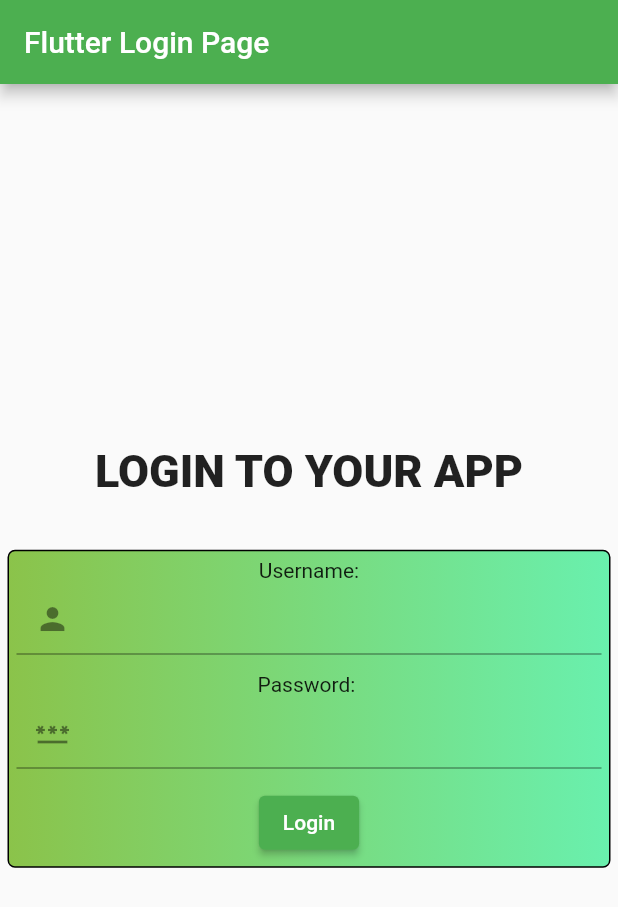
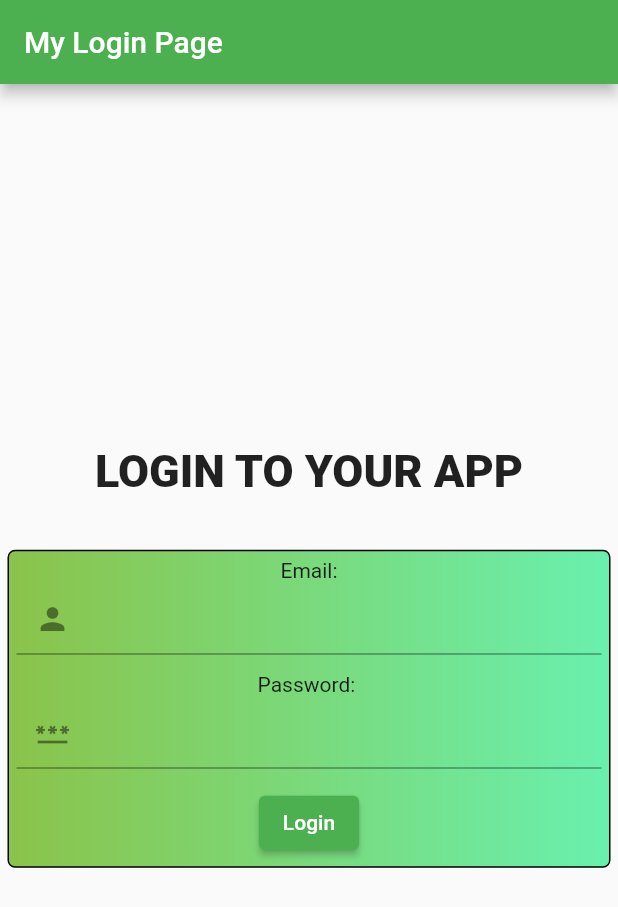
Before and after one commit to seechee6/loginpage, a Flutter app: the screen it shows after launch, on a phone screen of 412 x 824 dp. Shown: the top 907 px of the screen. Run offline on Flutter 3.47's test engine with Material 2 defaults, Android fonts, the phone set to English and light mode, and no system bars; our stand-ins replace firebase_auth, firebase_core; accounts and stored records are empty.

Commit message:
new changes

```diff
--- /dev/null
+++ b/lib/auth.dart
@@ -0,0 +1,30 @@
+import 'package:firebase_auth/firebase_auth.dart';
+import 'package:flutter/material.dart';
+import 'package:flutter_application_1/home.dart';
+
+import 'login.dart';
+
+class Authentication extends StatefulWidget {
+  const Authentication({super.key});
+
+  @override
+  State<Authentication> createState() => _AuthenticationState();
+}
+
+class _AuthenticationState extends State<Authentication> {
+  @override
+  Widget build(BuildContext context) {
+    return Scaffold(
+      body: StreamBuilder<User?>(stream:FirebaseAuth.instance.authStateChanges(),
+      builder: ((context,snapshot){
+        if(snapshot.hasData){
+          return const MyWidget();
+        } else{
+          return const MyHomePage(
+          title:'My Login Page'
+        );
+
+      }
+  })));
+  }
+}
--- /dev/null
+++ b/lib/login.dart
@@ -0,0 +1,106 @@
+
+import 'package:firebase_auth/firebase_auth.dart';
+import 'package:flutter/material.dart';
+
+class MyHomePage extends StatefulWidget {
+  const MyHomePage({Key? key, required this.title}) : super(key: key);
+
+  // This widget is the home page of your application. It is stateful, meaning
+  // that it has a State object (defined below) that contains fields that affect
+  // how it looks.
+
+  // This class is the configuration for the state. It holds the values (in this
+  // case the title) provided by the parent (in this case the App widget) and
+  // used by the build method of the State. Fields in a Widget subclass are
+  // always marked "final".
+
+  final String title;
+
+  @override
+  State<MyHomePage> createState() => _MyHomePageState();
+}
+
+class _MyHomePageState extends State<MyHomePage> {
+  final _emailcontroller = TextEditingController();
+  final _passwordcontroller = TextEditingController();
+  Future login() async {
+    try {
+      await FirebaseAuth.instance.signInWithEmailAndPassword(
+          email: _emailcontroller.text.trim(),
+          password: _passwordcontroller.text.trim());
+    } on FirebaseAuthException catch (e) {
+      print(e.toString());
+      const alert = AlertDialog(
+        title: Text("Error sign in"),
+        content: Text("Wrong username or password"),
+      );
+      return showDialog(context: context, builder: (context) => alert);
+    }
+  }
+
+  @override
+  Widget build(BuildContext context) {
+    // This method is rerun every time setState is called, for instance as done
+    // by the _incrementCounter method above.
+    //
+    // The Flutter framework has been optimized to make rerunning build methods
+    // fast, so that you can just rebuild anything that needs updating rather
+    // than having to individually change instances of widgets.
+    return Scaffold(
+      appBar: AppBar(
+        // Here we take the value from the MyHomePage object that was created by
+        // the App.build method, and use it to set our appbar title.
+        title: Text(widget.title),
+      ),
+      body: Column(mainAxisAlignment: MainAxisAlignment.center, children: [
+        const Text('LOGIN TO YOUR APP',
+            style: TextStyle(fontWeight: FontWeight.w900, fontSize: 30)),
+        const SizedBox(height: 30),
+        // Center is a layout widget. It takes a single child and positions it
+        // in the middle of the parent.
+
+        Container(
+          margin: const EdgeInsets.all(5.0),
+          padding: const EdgeInsets.all(5.0),
+          decoration: BoxDecoration(
+              gradient: const LinearGradient(
+                  colors: [Colors.lightGreen, Colors.greenAccent]),
+              border: Border.all(color: Colors.black),
+              borderRadius: BorderRadius.circular(5.0)),
+          child: Column(mainAxisAlignment: MainAxisAlignment.center, children: [
+            const Text('Email:'),
+            TextField(
+              decoration: const InputDecoration(prefixIcon: Icon(Icons.person)),
+              controller: _emailcontroller,
+            ),
+            const SizedBox(height: 12),
+            const Text('Password: '),
+            TextField(
+                obscureText: true,
+                controller: _passwordcontroller,
+                decoration:
+                    const InputDecoration(prefixIcon: Icon(Icons.password))),
+            const SizedBox(height: 12),
+            ElevatedButton(onPressed: login, child: const Text('Login')),
+          ]),
+        ),
+      ]),
+    );
+  }
+}
+
+
+          // Column is also a layout widget. It takes a list of children and
+          // arranges them vertically. By default, it sizes itself to fit its
+          // children horizontally, and tries to be as tall as its parent.
+          //
+          // Invoke "debug painting" (press "p" in the console, choose the
+          // "Toggle Debug Paint" action from the Flutter Inspector in Android
+          // Studio, or the "Toggle Debug Paint" command in Visual Studio Code)
+          // to see the wireframe for each widget.
+          //
+          // Column has various properties to control how it sizes itself and
+          // how it positions its children. Here we use mainAxisAlignment to
+          // center the children vertically; the main axis here is the vertical
+          // axis because Columns are vertical (the cross axis would be
+          // horizontal).
--- a/lib/main.dart
+++ b/lib/main.dart
@@ -1,6 +1,7 @@
 import 'package:flutter/material.dart';
 import 'package:firebase_core/firebase_core.dart';
-import 'package:flutter_application_1/home.dart';
+import 'package:flutter_application_1/auth.dart';
+
 
 Future<void> main() async {
   WidgetsFlutterBinding.ensureInitialized();
@@ -29,97 +30,7 @@ class MyApp extends StatelessWidget {
         // is not restarted.
         primarySwatch: Colors.green,
       ),
-      home: const MyHomePage(title: 'Flutter Login Page'),
+      home: const Authentication()
     );
   }
 }
-
-class MyHomePage extends StatefulWidget {
-  const MyHomePage({Key? key, required this.title}) : super(key: key);
-
-  // This widget is the home page of your application. It is stateful, meaning
-  // that it has a State object (defined below) that contains fields that affect
-  // how it looks.
-
-  // This class is the configuration for the state. It holds the values (in this
-  // case the title) provided by the parent (in this case the App widget) and
-  // used by the build method of the State. Fields in a Widget subclass are
-  // always marked "final".
-
-  final String title;
-
-  @override
-  State<MyHomePage> createState() => _MyHomePageState();
-}
-
-class _MyHomePageState extends State<MyHomePage> {
-  @override
-  Widget build(BuildContext context) {
-     // This method is rerun every time setState is called, for instance as done
-    // by the _incrementCounter method above.
-    //
-    // The Flutter framework has been optimized to make rerunning build methods
-    // fast, so that you can just rebuild anything that needs updating rather
-    // than having to individually change instances of widgets.
-    return Scaffold(
-      appBar: AppBar(
-        // Here we take the value from the MyHomePage object that was created by
-        // the App.build method, and use it to set our appbar title.
-        title: Text(widget.title),
-      ),
-      body: Column(mainAxisAlignment: MainAxisAlignment.center, children: [
-        const Text('LOGIN TO YOUR APP',
-            style: TextStyle(fontWeight: FontWeight.w900, fontSize: 30)),
-        const SizedBox(height: 30),
-        // Center is a layout widget. It takes a single child and positions it
-        // in the middle of the parent.
-
-        Container(
-          margin: const EdgeInsets.all(5.0),
-          padding: const EdgeInsets.all(5.0),
-          decoration: BoxDecoration(
-              gradient: LinearGradient(
-                  colors: [Colors.lightGreen, Colors.greenAccent]),
-              border: Border.all(color: Colors.black),
-              borderRadius: BorderRadius.circular(5.0)),
-          child: Column(mainAxisAlignment: MainAxisAlignment.center, children: [
-            const Text('Username:'),
-            const TextField(
-                decoration: InputDecoration(prefixIcon: Icon(Icons.person))),
-            const SizedBox(height: 12),
-            const Text('Password: '),
-            const TextField(
-                obscureText: true,
-                decoration: InputDecoration(prefixIcon: Icon(Icons.password))),
-            const SizedBox(height: 12),
-            ElevatedButton(
-                onPressed: () {
-                  Navigator.push(
-                      context,
-                      MaterialPageRoute(
-                        builder: (context) => const MyWidget(),
-                      ));
-                },
-                child: const Text('Login')),
-          ]),
-        ),
-      ]),
-    );
-  }
-}
-
-
-          // Column is also a layout widget. It takes a list of children and
-          // arranges them vertically. By default, it sizes itself to fit its
-          // children horizontally, and tries to be as tall as its parent.
-          //
-          // Invoke "debug painting" (press "p" in the console, choose the
-          // "Toggle Debug Paint" action from the Flutter Inspector in Android
-          // Studio, or the "Toggle Debug Paint" command in Visual Studio Code)
-          // to see the wireframe for each widget.
-          //
-          // Column has various properties to control how it sizes itself and
-          // how it positions its children. Here we use mainAxisAlignment to
-          // center the children vertically; the main axis here is the vertical
-          // axis because Columns are vertical (the cross axis would be
-          // horizontal).
```
Also changed, not shown: pubspec.yaml (+5 -13 lines), pubspec.lock, 1 other file.
